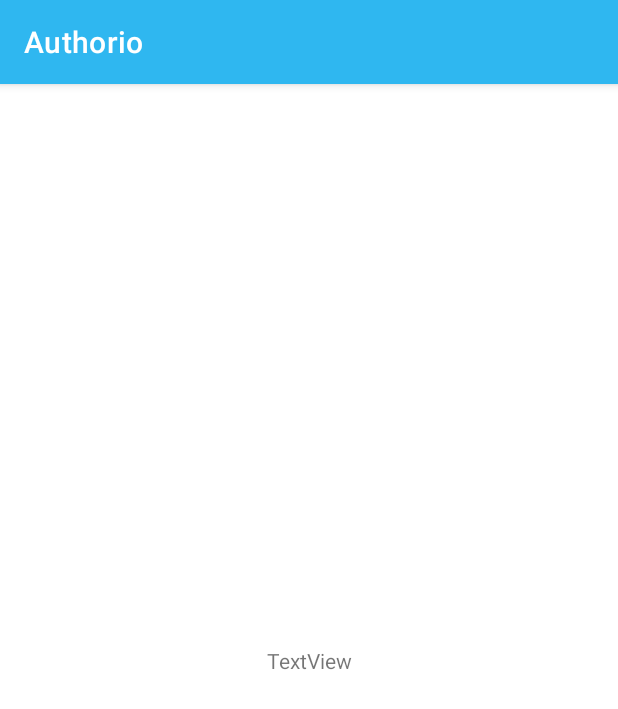
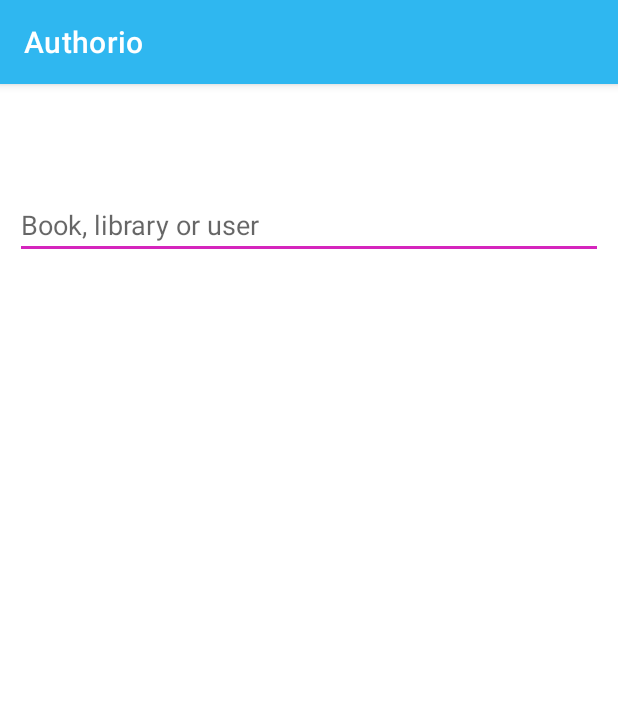
Before and after one commit to Kardfox/Authorio, an Android app: the fragment SearchFragment shown on its own in the app's theme, on a phone screen of 412 x 824 dp. Shown: the top 709 px of the screen. Run offline under Robolectric (Android 15) with nearby library versions, the phone set to English and light mode, and no system bars.

Commit message:
добавлен новый экран поиска;

```diff
--- a/app/src/main/java/com/kardfox/authorio/main/MainFragment.java
+++ b/app/src/main/java/com/kardfox/authorio/main/MainFragment.java
@@ -13,6 +13,7 @@ import android.widget.LinearLayout;
 import android.widget.Toast;
 
 import com.kardfox.authorio.MainActivity;
+import com.kardfox.authorio.MainActivity.Section;
 import com.kardfox.authorio.R;
 import com.kardfox.authorio.models.NotificationModel;
 import com.kardfox.authorio.models.UserModel;
@@ -54,6 +55,7 @@ public class MainFragment extends Fragment {
                 loveAuthorV.setOnClickListener(view -> {
                     InfoUserFragment fInfoUser = new InfoUserFragment(loveAuthor.id);
                     activity.changeFragment(fInfoUser, new int[] {R.anim.slide_right_enter, R.anim.slide_left_exit});
+                    activity.setSelected(Section.SEARCH);
                 });
                 loveAuthorV.setPadding(15, 0, 0, 0);
                 container.addView(loveAuthorV, layoutParams);
@@ -73,7 +75,7 @@ public class MainFragment extends Fragment {
                 }
                 NotificationView notificationView = new NotificationView(getContext());
 
-                View.OnClickListener listener = view -> SearchFragment.search(activity, notification);
+                View.OnClickListener listener = view -> SearchFragment.showNotificationObject(activity, notification);
                 notificationView.setData(notification, listener);
 
                 View noteV = notificationView.getView();
--- a/app/src/main/java/com/kardfox/authorio/search/SearchFragment.java
+++ b/app/src/main/java/com/kardfox/authorio/search/SearchFragment.java
@@ -5,9 +5,15 @@ import android.os.Bundle;
 
 import androidx.fragment.app.Fragment;
 
+import android.text.Editable;
+import android.text.TextWatcher;
+import android.util.Log;
 import android.view.LayoutInflater;
 import android.view.View;
 import android.view.ViewGroup;
+import android.widget.EditText;
+import android.widget.LinearLayout;
+import android.widget.TextView;
 
 import com.kardfox.authorio.MainActivity;
 import com.kardfox.authorio.MainActivity.Section;
@@ -20,7 +26,7 @@ public class SearchFragment extends Fragment {
         // Required empty public constructor
     }
 
-    public static void search(MainActivity activity, NotificationModel notification) {
+    public static void showNotificationObject(MainActivity activity, NotificationModel notification) {
         if (notification.object_type == NotificationTypes.NEW_NOTE.intType) {
             // TODO: make new_note
         } else if (notification.object_type == NotificationTypes.NEW_BOOK.intType) {
@@ -30,8 +36,12 @@ public class SearchFragment extends Fragment {
         } else if (notification.object_type == NotificationTypes.NEW_LOVER.intType) {
             InfoUserFragment infoUserFragment = new InfoUserFragment(notification.object_id);
 
-            activity.switchTo(Section.SEARCH);
+            activity.setSelected(Section.SEARCH);
             activity.changeFragment(infoUserFragment, new int[] {R.anim.slide_right_enter, R.anim.slide_left_exit});
+        } else if (notification.object_type == NotificationTypes.NEW_COMMENTARY.intType) {
+            // TODO: make new_commentary
+        } else if (notification.object_type == NotificationTypes.NEW_HATER.intType) {
+            // TODO: make new_hater
         }
     }
 
@@ -43,7 +53,26 @@ public class SearchFragment extends Fragment {
     @Override
     public View onCreateView(LayoutInflater inflater, ViewGroup container,
                              Bundle savedInstanceState) {
-        // Inflate the layout for this fragment
-        return inflater.inflate(R.layout.fragment_search, container, false);
+        View view = inflater.inflate(R.layout.fragment_search, container, false);
+        EditText editSearch = view.findViewById(R.id.editSearch);
+        LinearLayout searchContainer = view.findViewById(R.id.searchContainer);
+        editSearch.addTextChangedListener(new TextWatcher() {
+            @Override
+            public void beforeTextChanged(CharSequence charSequence, int i, int i1, int i2) {}
+            @Override
+            public void onTextChanged(CharSequence charSequence, int i, int i1, int i2) {}
+
+            @Override
+            public void afterTextChanged(Editable editable) {
+                TextView child = new TextView(getContext());
+                child.setText(editable);
+                searchContainer.addView(child);
+            }
+        });
+        return view;
+    }
+
+    private void search(String text) {
+
     }
 }
--- a/app/src/main/res/layout/fragment_search.xml
+++ b/app/src/main/res/layout/fragment_search.xml
@@ -6,14 +6,34 @@
     android:layout_height="match_parent"
     tools:context=".search.SearchFragment">
 
-
-    <TextView
-        android:id="@+id/textView"
-        android:layout_width="wrap_content"
-        android:layout_height="wrap_content"
-        android:text="TextView"
+    <EditText
+        android:id="@+id/editSearch"
+        android:layout_width="match_parent"
+        android:layout_height="45dp"
+        android:layout_marginHorizontal="10dp"
+        android:ems="10"
+        android:hint="@string/search"
+        android:inputType="textPersonName"
         app:layout_constraintBottom_toBottomOf="parent"
         app:layout_constraintEnd_toEndOf="parent"
+        app:layout_constraintHorizontal_bias="0.157"
         app:layout_constraintStart_toStartOf="parent"
-        app:layout_constraintTop_toTopOf="parent" />
+        app:layout_constraintTop_toTopOf="parent"
+        app:layout_constraintVertical_bias="0.099" />
+
+    <ScrollView
+        android:layout_width="402dp"
+        android:layout_height="463dp"
+        android:layout_marginTop="128dp"
+        app:layout_constraintEnd_toEndOf="parent"
+        app:layout_constraintStart_toStartOf="parent"
+        app:layout_constraintTop_toTopOf="parent">
+
+        <LinearLayout
+            android:id="@+id/searchContainer"
+            android:layout_width="match_parent"
+            android:layout_height="wrap_content"
+            android:orientation="vertical" />
+    </ScrollView>
+
 </androidx.constraintlayout.widget.ConstraintLayout>
--- a/app/src/main/res/values/strings.xml
+++ b/app/src/main/res/values/strings.xml
@@ -29,6 +29,9 @@
     <!-- MAIN -->
     <string name="authorListText">Authors:</string>
     <string name="nullPlaceholder">\nNo notifications</string>
+
+    <!-- SEARCH -->
+    <string name="search">Book, library or user</string>
     <!-- TODO: Remove or change this placeholder text -->
     <string name="hello_blank_fragment">Hello blank fragment</string>
 </resources>
```
Also changed, not shown: app/src/main/java/com/kardfox/authorio/MainActivity.java (+12 -16 lines), 1 other file.
